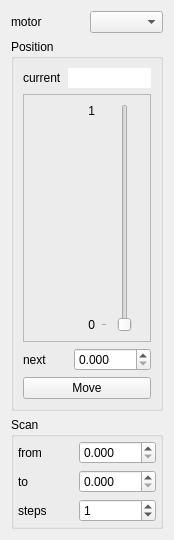
praxes/praxes, file spectromicroscopy/smpgui/ui_scanmotor.ui: the form before one commit.
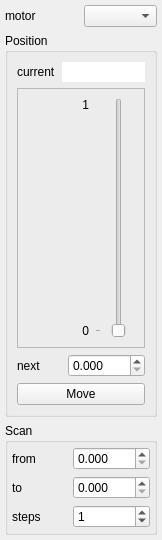
The form after the commit.

Patch:
```diff
--- a/spectromicroscopy/smpgui/ui_scanmotor.ui
+++ b/spectromicroscopy/smpgui/ui_scanmotor.ui
@@ -5,12 +5,12 @@
    <rect>
     <x>0</x>
     <y>0</y>
-    <width>165</width>
+    <width>150</width>
     <height>540</height>
    </rect>
   </property>
   <property name="sizePolicy" >
-   <sizepolicy vsizetype="Expanding" hsizetype="Preferred" >
+   <sizepolicy vsizetype="Expanding" hsizetype="Minimum" >
     <horstretch>0</horstretch>
     <verstretch>0</verstretch>
    </sizepolicy>
@@ -25,6 +25,18 @@
    <string>Form</string>
   </property>
   <layout class="QGridLayout" >
+   <property name="leftMargin" >
+    <number>5</number>
+   </property>
+   <property name="topMargin" >
+    <number>5</number>
+   </property>
+   <property name="rightMargin" >
+    <number>5</number>
+   </property>
+   <property name="bottomMargin" >
+    <number>5</number>
+   </property>
    <item row="0" column="0" >
     <widget class="QLabel" name="motorLabel" >
      <property name="text" >
@@ -195,6 +207,12 @@
       </item>
       <item row="2" column="0" colspan="2" >
        <widget class="QLabel" name="nextPosLabel" >
+        <property name="sizePolicy" >
+         <sizepolicy vsizetype="Preferred" hsizetype="Minimum" >
+          <horstretch>0</horstretch>
+          <verstretch>0</verstretch>
+         </sizepolicy>
+        </property>
         <property name="text" >
          <string>next</string>
         </property>
```
